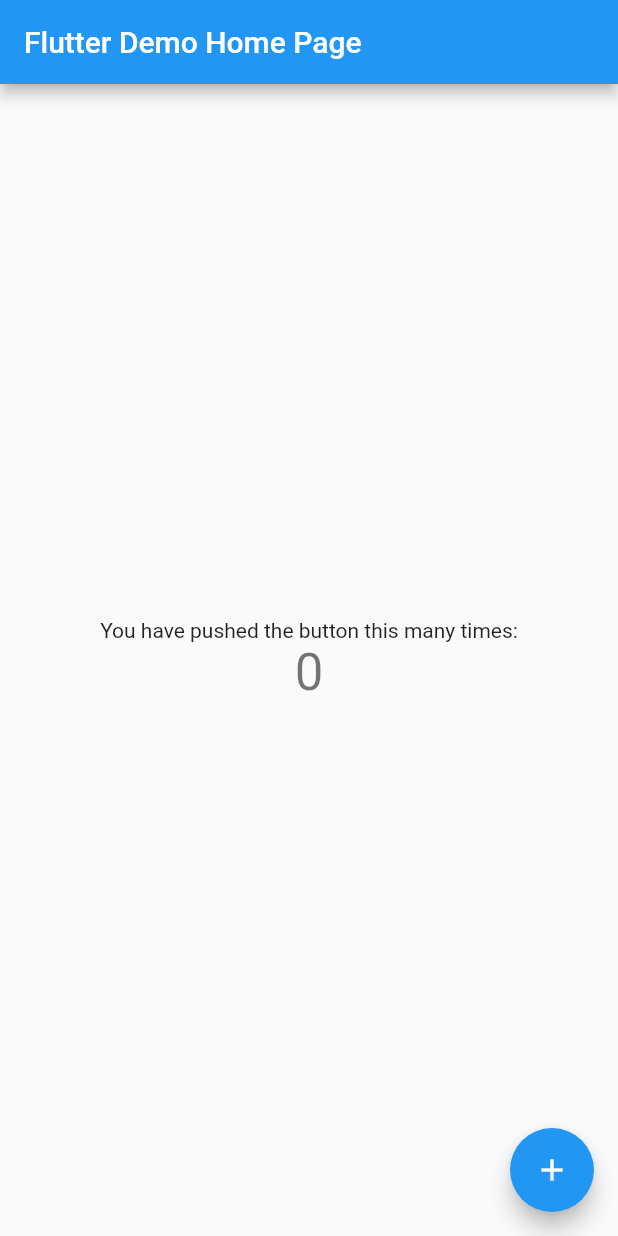
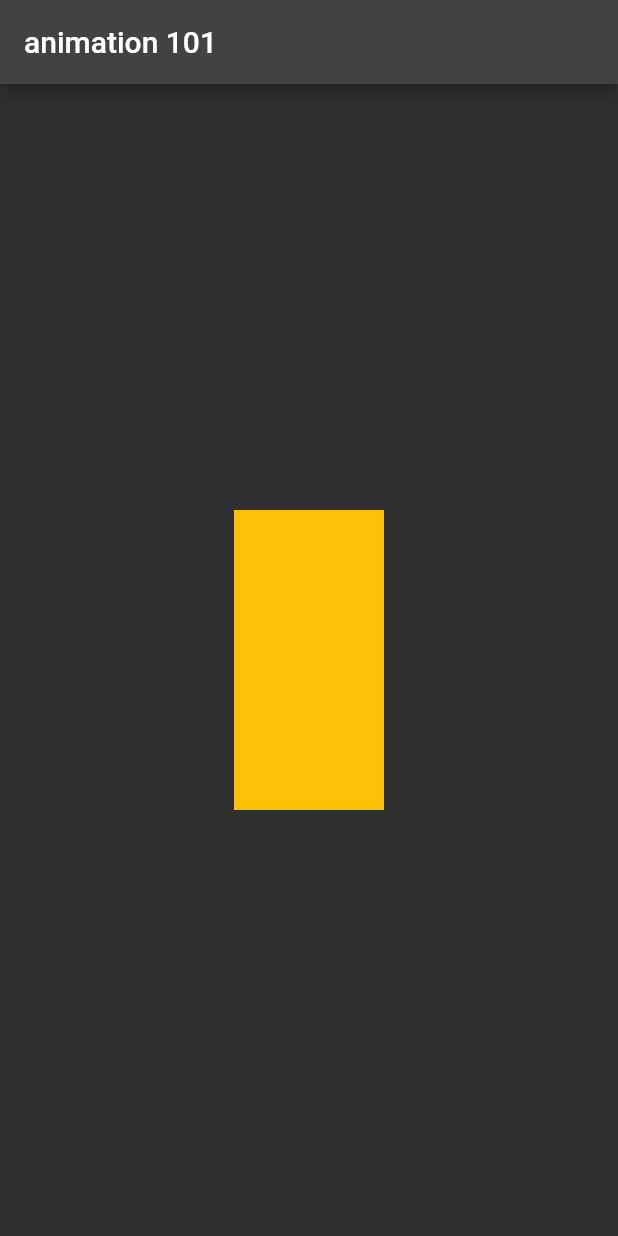
Before and after one commit to Nic-Amir/flutter-animation-101, a Flutter app: the screen it shows after launch, on a phone screen of 412 x 824 dp. Run offline on Flutter 3.47's test engine with Material 2 defaults, Android fonts, the phone set to English and light mode, and no system bars.

Commit message:
first animation learnt

```diff
--- a/lib/main.dart
+++ b/lib/main.dart
@@ -12,104 +12,44 @@ class MyApp extends StatelessWidget {
   Widget build(BuildContext context) {
     return MaterialApp(
       title: 'Flutter Demo',
-      theme: ThemeData(
-        // This is the theme of your application.
-        //
-        // Try running your application with "flutter run". You'll see the
-        // application has a blue toolbar. Then, without quitting the app, try
-        // changing the primarySwatch below to Colors.green and then invoke
-        // "hot reload" (press "r" in the console where you ran "flutter run",
-        // or simply save your changes to "hot reload" in a Flutter IDE).
-        // Notice that the counter didn't reset back to zero; the application
-        // is not restarted.
-        primarySwatch: Colors.blue,
-      ),
-      home: const MyHomePage(title: 'Flutter Demo Home Page'),
+      theme: ThemeData.dark(),
+      home: MyHomePage(),
     );
   }
 }
 
 class MyHomePage extends StatefulWidget {
-  const MyHomePage({Key? key, required this.title}) : super(key: key);
-
-  // This widget is the home page of your application. It is stateful, meaning
-  // that it has a State object (defined below) that contains fields that affect
-  // how it looks.
-
-  // This class is the configuration for the state. It holds the values (in this
-  // case the title) provided by the parent (in this case the App widget) and
-  // used by the build method of the State. Fields in a Widget subclass are
-  // always marked "final".
-
-  final String title;
+  const MyHomePage({Key? key}) : super(key: key);
 
   @override
   State<MyHomePage> createState() => _MyHomePageState();
 }
 
 class _MyHomePageState extends State<MyHomePage> {
-  int _counter = 0;
-
-  void _incrementCounter() {
-    setState(() {
-      // This call to setState tells the Flutter framework that something has
-      // changed in this State, which causes it to rerun the build method below
-      // so that the display can reflect the updated values. If we changed
-      // _counter without calling setState(), then the build method would not be
-      // called again, and so nothing would appear to happen.
-      _counter++;
-    });
-  }
+  bool selected = false;
 
   @override
   Widget build(BuildContext context) {
-    // This method is rerun every time setState is called, for instance as done
-    // by the _incrementCounter method above.
-    //
-    // The Flutter framework has been optimized to make rerunning build methods
-    // fast, so that you can just rebuild anything that needs updating rather
-    // than having to individually change instances of widgets.
     return Scaffold(
       appBar: AppBar(
-        // Here we take the value from the MyHomePage object that was created by
-        // the App.build method, and use it to set our appbar title.
-        title: Text(widget.title),
+        title: Text("animation 101"),
       ),
-      body: Center(
-        // Center is a layout widget. It takes a single child and positions it
-        // in the middle of the parent.
-        child: Column(
-          // Column is also a layout widget. It takes a list of children and
-          // arranges them vertically. By default, it sizes itself to fit its
-          // children horizontally, and tries to be as tall as its parent.
-          //
-          // Invoke "debug painting" (press "p" in the console, choose the
-          // "Toggle Debug Paint" action from the Flutter Inspector in Android
-          // Studio, or the "Toggle Debug Paint" command in Visual Studio Code)
-          // to see the wireframe for each widget.
-          //
-          // Column has various properties to control how it sizes itself and
-          // how it positions its children. Here we use mainAxisAlignment to
-          // center the children vertically; the main axis here is the vertical
-          // axis because Columns are vertical (the cross axis would be
-          // horizontal).
-          mainAxisAlignment: MainAxisAlignment.center,
-          children: <Widget>[
-            const Text(
-              'You have pushed the button this many times:',
-            ),
-            Text(
-              '$_counter',
-              style: Theme.of(context).textTheme.headline4,
-            ),
-          ],
+      body: GestureDetector(
+        onTap: () {
+          setState(() {
+            selected = !selected;
+          });
+        },
+        child: Center(
+          child: AnimatedContainer(
+            width: selected ? 200.0 : 100,
+            height: selected ? 100 : 200,
+            alignment: Alignment.center,
+            duration: const Duration(seconds: 1),
+            color: Colors.amber,
+          ),
         ),
       ),
-      floatingActionButton: FloatingActionButton(
-        onPressed: _incrementCounter,
-        tooltip: 'Increment',
-        child: const Icon(Icons.add),
-      ), // This trailing comma makes auto-formatting nicer for build methods.
     );
   }
 }
```
